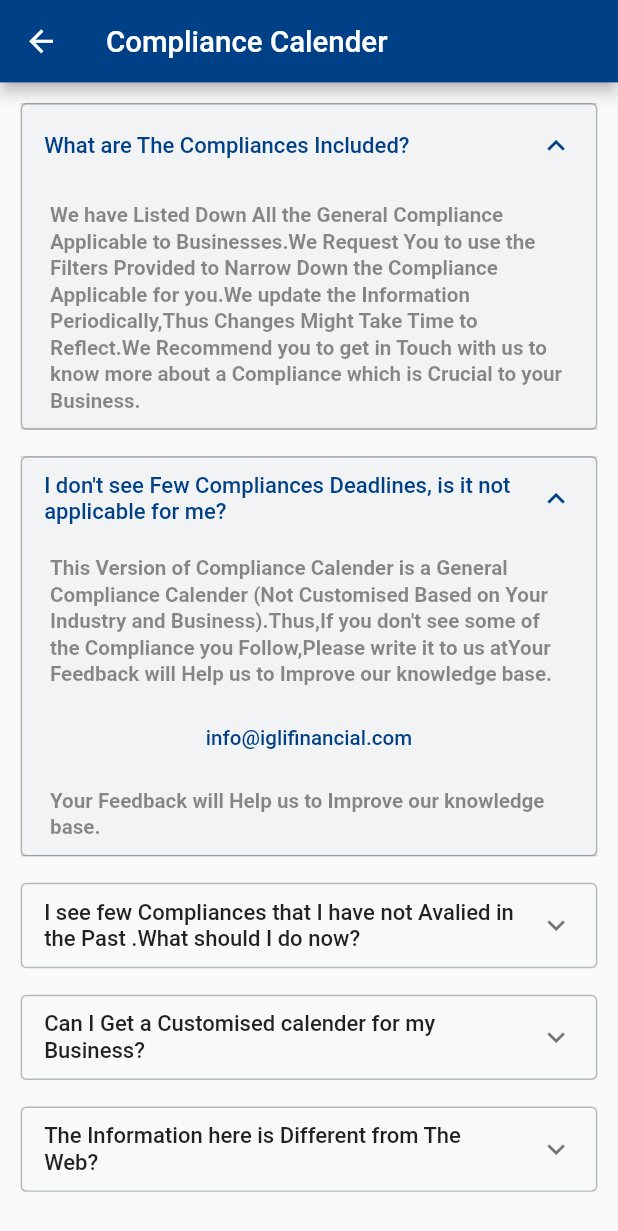
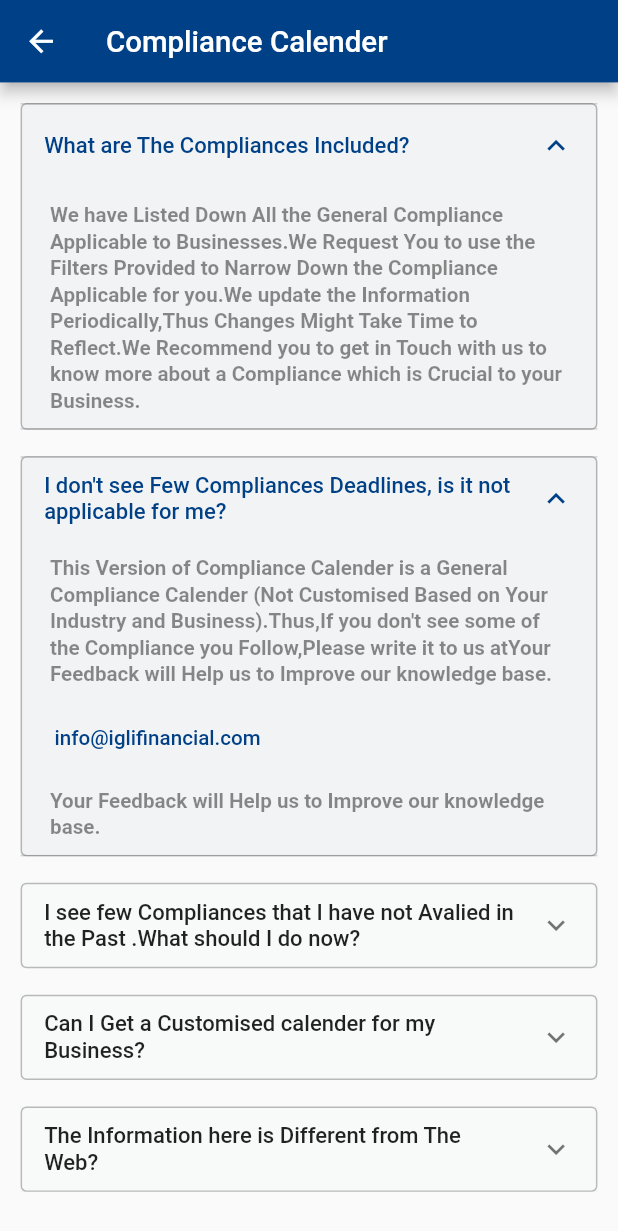
Before and after one commit to parthh75/igli_app, a Flutter app: the HelpComplianceCalenderScreen screen opened directly, after a tap on "What are The Compliances Included?", after a tap on "I don't see Few Compliances Deadlines, i", on a phone screen of 412 x 824 dp. Shown: the top 1231 px of the screen. Run offline on Flutter 3.47's test engine with Material 2 defaults, Android fonts, the phone set to English and light mode, and no system bars; our stand-ins replace flutter_otp_text_field, flutter_spinkit, get, google_fonts, responsive_framework; missing offline and left inert: slide_to_confirm; statements that could not run were skipped.

Commit message:
zenish 16/11/2022 1:2

```diff
--- a/lib/view/more/My_Services/All_Services/list_detail_page.dart
+++ b/lib/view/more/My_Services/All_Services/list_detail_page.dart
@@ -246,12 +246,12 @@ Widget commonText({String? title, String? subTitle}) {
       Text(
         title ?? "Description",
         style: TextStyle(
-            fontSize: 15, color: colorPrimary, fontWeight: FontWeight.w600),
+            fontSize: 16, color: colorPrimary, fontWeight: FontWeight.w600),
       ),
       Text(
         subTitle ?? "Description",
         style: TextStyle(
-            fontSize: 13, color: colors000000, fontWeight: FontWeight.w500),
+            fontSize: 15, color: colors000000, fontWeight: FontWeight.w500),
       ).paddingOnly(top: 3),
     ],
   );
--- a/lib/view/more/contactus_screen.dart
+++ b/lib/view/more/contactus_screen.dart
@@ -31,7 +31,7 @@ class _ContactUsState extends State<ContactUs> {
             Container(
               height: 160,
               margin: const EdgeInsets.symmetric(vertical: 20),
-              color: color26569a.withOpacity(0.2),
+              color: color26569a.withOpacity(0.1),
               child: Column(
                 crossAxisAlignment: CrossAxisAlignment.start,
                 children: [
--- a/lib/view/more/help_screen.dart
+++ b/lib/view/more/help_screen.dart
@@ -203,7 +203,9 @@ class _HelpComplianceCalenderScreenState
                       title:
                           "This Version of Compliance Calender is a General Compliance Calender (Not Customised Based on Your Industry and Business).Thus,If you don't see some of the Compliance you Follow,Please write it to us at"
                           "Your Feedback will Help us to Improve our knowledge base."),
-                  TextButton(
+                  Align(
+                    alignment: Alignment.centerLeft,
+                    child: TextButton(
                         onPressed: () async {
                           String email = 'info@iglifinancial.com';
 
@@ -216,10 +218,14 @@ class _HelpComplianceCalenderScreenState
                         child: Text(
                           "info@iglifinancial.com",
                           style: TextStyle(color: colorPrimary),
-                      )),
-                  commonText(
+                        )).paddingOnly(left: 15),
+                  ),
+                  Align(
+                    alignment: Alignment.centerLeft,
+                    child: commonText(
                         title:
-                          "Your Feedback will Help us to Improve our knowledge base.")
+                            "Your Feedback will Help us to Improve our knowledge base."),
+                  )
                 ]),
             commonExpansionTile(
                 title:
--- a/pubspec.yaml
+++ b/pubspec.yaml
@@ -42,7 +42,7 @@ dependencies:
   flutter_spinkit: ^5.1.0
   dio: ^4.0.4
   slide_to_confirm: ^1.1.0
-  #  url_launcher: ^5.7.10
+  url_launcher: ^5.7.10
   intl: ^0.17.0
   flutter_otp_text_field: ^1.1.0+2
 
```
Also changed, not shown: lib/view/more/more_main.dart (+10 -9 lines), pubspec.lock. Lines whose indentation alone changed are shown as unchanged.
